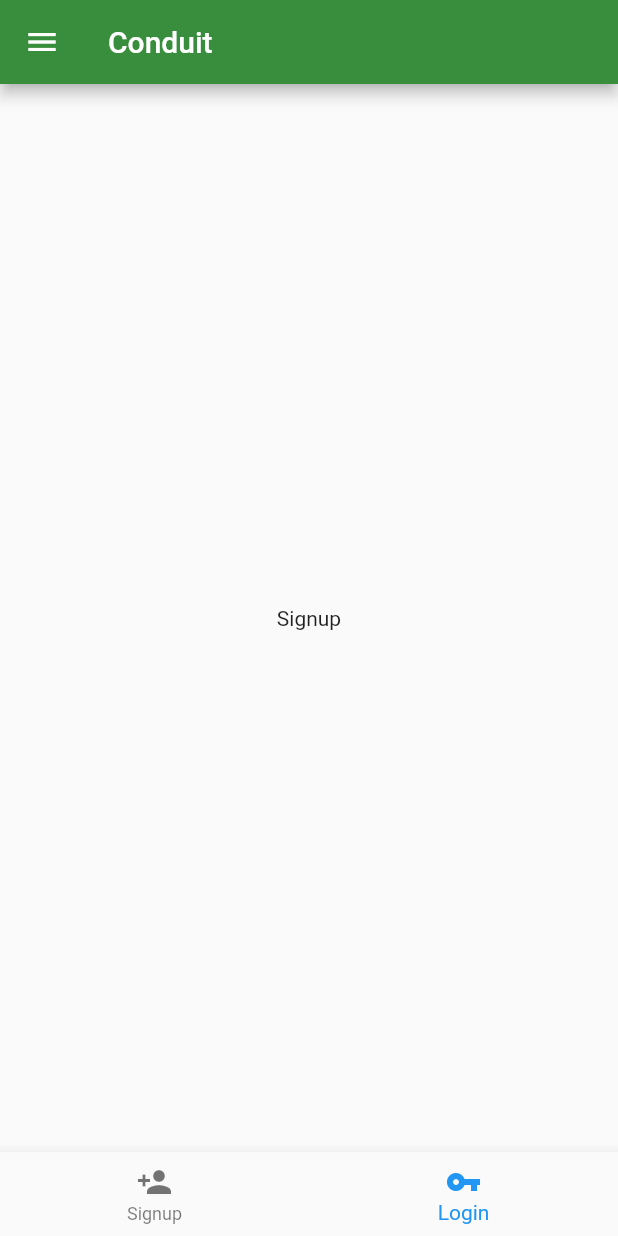
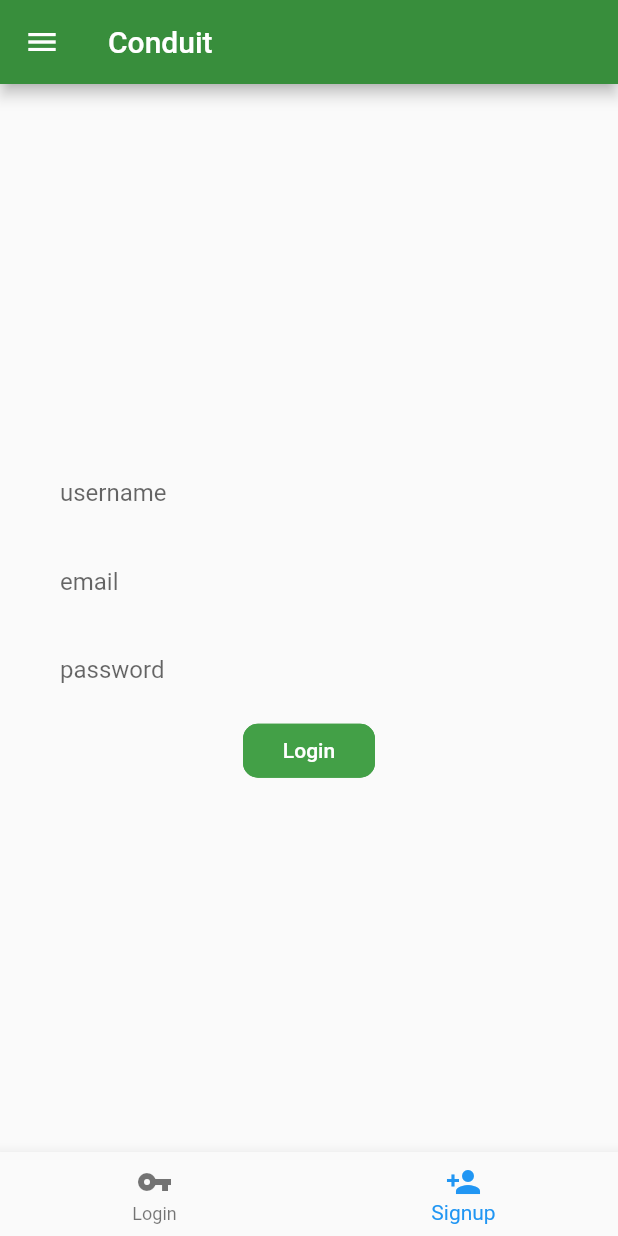
Before and after one commit to championswimmer/Conduit_Flutter, a Flutter app: the AuthPage screen opened by its route, item 2 of the bottom bar chosen, on a phone screen of 412 x 824 dp. Run offline on Flutter 3.47's test engine with Material 2 defaults, Android fonts, the phone set to English and light mode, and no system bars; network calls fail.

Commit message:
ui for both login and signup done
Signed-off-by: Arnav Gupta <arnav@codingblocks.com>

```diff
--- a/lib/pages/auth/index.dart
+++ b/lib/pages/auth/index.dart
@@ -9,36 +9,43 @@ class AuthPage extends StatefulWidget {
   State<StatefulWidget> createState() => _AuthPageState();
 }
 
-
 class _AuthPageState extends State<AuthPage> {
   var _selectedTab = 0;
+
   _onTabSelected(int index) {
     setState(() {
       _selectedTab = index;
     });
   }
+
   _getPage(int index) {
-    switch(index) {
-      case 0: return LoginFragment();
-      case 1: return SignupFragment();
+    switch (index) {
+      case 0:
+        return LoginFragment();
+      case 1:
+        return SignupFragment();
     }
   }
+
   @override
   Widget build(BuildContext context) {
     return Scaffold(
         drawer: mainNavDrawer,
-        bottomNavigationBar: BottomNavigationBar(items: [
-          BottomNavigationBarItem(
-            icon: Icon(Icons.person_add),
-            title: Text('Signup'),
-          ),
-          BottomNavigationBarItem(
-            icon: Icon(Icons.vpn_key),
-            title: Text('Login'),
-          )
-        ], currentIndex: _selectedTab, onTap: _onTabSelected,),
+        bottomNavigationBar: BottomNavigationBar(
+          items: [
+            BottomNavigationBarItem(
+              icon: Icon(Icons.vpn_key),
+              title: Text('Login'),
+            ),
+            BottomNavigationBarItem(
+              icon: Icon(Icons.person_add),
+              title: Text('Signup'),
+            ),
+          ],
+          currentIndex: _selectedTab,
+          onTap: _onTabSelected,
+        ),
         body: _getPage(_selectedTab),
         appBar: appbar);
   }
-
 }
--- a/lib/pages/auth/login.dart
+++ b/lib/pages/auth/login.dart
@@ -1,4 +1,3 @@
-
 import 'package:flutter/cupertino.dart';
 import 'package:flutter/material.dart';
 
@@ -21,7 +20,7 @@ class LoginFragment extends StatelessWidget {
               cursorColor: Colors.green[400],
               decoration: InputDecoration(
                 border: InputBorder.none,
-                labelText: 'username',
+                labelText: 'email',
               ),
             ),
             TextFormField(
@@ -33,11 +32,24 @@ class LoginFragment extends StatelessWidget {
                 labelText: 'password',
               ),
             ),
-
+            FlatButton(
+              child: Text("Login"),
+              textColor: Colors.white,
+              color: Colors.green[600],
+              shape: RoundedRectangleBorder(
+                side: BorderSide(
+                  style: BorderStyle.solid,
+                  width: 2,
+                  color: Colors.green[600]
+                ),
+                borderRadius: BorderRadius.all(Radius.circular(10))
+              ),
+              onPressed: () {
+              },
+            )
           ],
         ),
       ),
     );
   }
-
 }
--- a/lib/pages/auth/signup.dart
+++ b/lib/pages/auth/signup.dart
@@ -1,17 +1,64 @@
 
 import 'package:flutter/cupertino.dart';
+import 'package:flutter/material.dart';
 
 class SignupFragment extends StatelessWidget {
   @override
   Widget build(BuildContext context) {
     return Container(
       alignment: Alignment(0, 0),
-      child: Column(
-        mainAxisAlignment: MainAxisAlignment.center,
-        crossAxisAlignment: CrossAxisAlignment.center,
-        children: <Widget>[
-          Text('Signup')
-        ],
+      padding: EdgeInsets.symmetric(vertical: 0, horizontal: 40),
+      child: Form(
+        onChanged: () {
+          debugPrint('Changed');
+        },
+        child: Column(
+          mainAxisAlignment: MainAxisAlignment.center,
+          crossAxisAlignment: CrossAxisAlignment.center,
+          children: <Widget>[
+            TextFormField(
+              textAlign: TextAlign.center,
+              cursorColor: Colors.green[400],
+              decoration: InputDecoration(
+                border: InputBorder.none,
+                labelText: 'username',
+              ),
+            ),
+            TextFormField(
+              textAlign: TextAlign.center,
+              cursorColor: Colors.green[400],
+              obscureText: true,
+              decoration: InputDecoration(
+                border: InputBorder.none,
+                labelText: 'email',
+              ),
+            ),
+            TextFormField(
+              textAlign: TextAlign.center,
+              cursorColor: Colors.green[400],
+              obscureText: true,
+              decoration: InputDecoration(
+                border: InputBorder.none,
+                labelText: 'password',
+              ),
+            ),
+            FlatButton(
+              child: Text("Login"),
+              textColor: Colors.white,
+              color: Colors.green[600],
+              shape: RoundedRectangleBorder(
+                  side: BorderSide(
+                      style: BorderStyle.solid,
+                      width: 2,
+                      color: Colors.green[600]
+                  ),
+                  borderRadius: BorderRadius.all(Radius.circular(10))
+              ),
+              onPressed: () {
+              },
+            )
+          ],
+        ),
       ),
     );
   }
```
